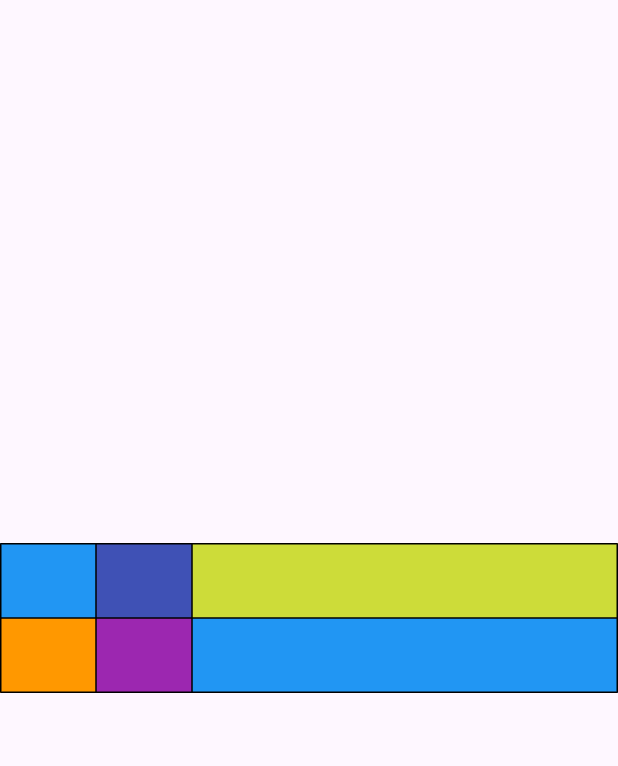
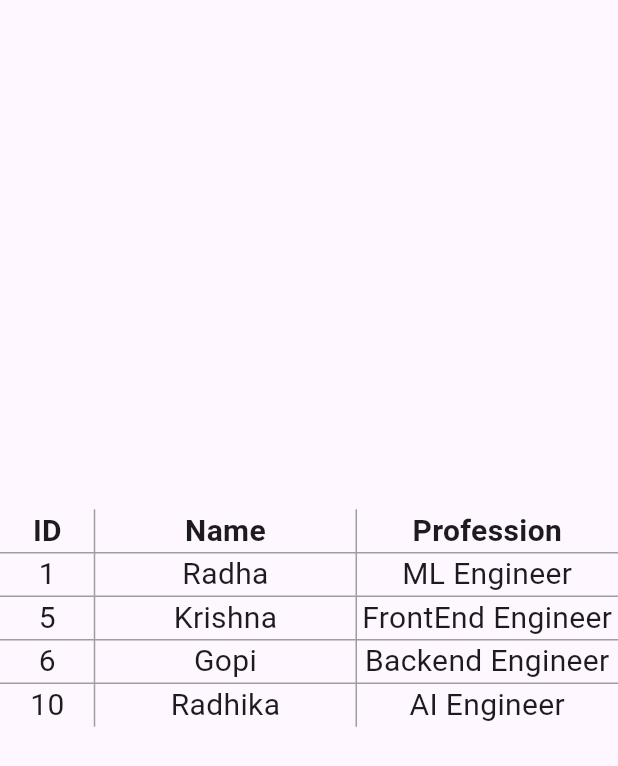
Before and after one commit to poojac-nt/Flutter_Training, a Flutter app: the TableExample screen opened directly, on a phone screen of 412 x 824 dp. Shown: the top 766 px of the screen. Run offline on Flutter 3.47's test engine with Material 3 defaults, Android fonts, the phone set to English and light mode, and no system bars.

Commit message:
more in table widget

```diff
--- a/lib/main.dart
+++ b/lib/main.dart
@@ -27,6 +27,6 @@ class MyApp extends StatelessWidget {
           colorScheme: ColorScheme.fromSeed(seedColor: Colors.deepPurple),
           useMaterial3: true,
         ),
-        home: const TransformExample());
+        home: const TableExample());
   }
 }
--- a/lib/widgets/layout/table_example.dart
+++ b/lib/widgets/layout/table_example.dart
@@ -8,41 +8,64 @@ class TableExample extends StatelessWidget {
     return Scaffold(
       body: Center(
         child: Table(
-          columnWidths: <int, TableColumnWidth>{
-            0: FixedColumnWidth(64),
-            1: FixedColumnWidth(64)
+          textBaseline: TextBaseline.alphabetic,
+          columnWidths: const <int, TableColumnWidth>{
+            0: FixedColumnWidth(63),
+            1: FlexColumnWidth(),
+            2: FlexColumnWidth()
           },
-          border: TableBorder.all(),
+          border: const TableBorder.symmetric(
+              inside: BorderSide(color: Colors.grey, width: 1)),
           defaultVerticalAlignment: TableCellVerticalAlignment.intrinsicHeight,
-          children: [
+          children: const [
             TableRow(children: [
-              Container(
-                color: Colors.blue,
-                height: 50,
+              Center(
+                child: Text(
+                  "ID",
+                  style: TextStyle(fontSize: 20, fontWeight: FontWeight.bold),
+                ),
               ),
               TableCell(
-                child: Container(
-                  color: Colors.indigo,
-                  height: 50,
+                child: Center(
+                  child: Text(
+                    "Name",
+                    style: TextStyle(fontSize: 20, fontWeight: FontWeight.bold),
+                  ),
                 ),
               ),
-              Container(
-                color: Colors.lime,
-                height: 50,
+              Center(
+                child: Text(
+                  "Profession",
+                  style: TextStyle(fontSize: 20, fontWeight: FontWeight.bold),
+                ),
               ),
             ]),
             TableRow(children: [
-              Container(
-                color: Colors.orange,
-                height: 50,
+              TableCenterWidget(data: "1"),
+              TableCenterWidget(data: "Radha"),
+              TableCenterWidget(
+                data: "ML Engineer",
               ),
-              Container(
-                color: Colors.purple,
-                height: 50,
+            ]),
+            TableRow(children: [
+              TableCenterWidget(data: "5"),
+              TableCenterWidget(data: "Krishna"),
+              TableCenterWidget(
+                data: "FrontEnd Engineer",
               ),
-              Container(
-                color: Colors.blue,
-                height: 50,
+            ]),
+            TableRow(children: [
+              TableCenterWidget(data: "6"),
+              TableCenterWidget(data: "Gopi"),
+              TableCenterWidget(
+                data: "Backend Engineer",
+              ),
+            ]),
+            TableRow(children: [
+              TableCenterWidget(data: "10"),
+              TableCenterWidget(data: "Radhika"),
+              TableCenterWidget(
+                data: "AI Engineer",
               ),
             ])
           ],
@@ -51,3 +74,21 @@ class TableExample extends StatelessWidget {
     );
   }
 }
+
+class TableCenterWidget extends StatelessWidget {
+  const TableCenterWidget({
+    super.key,
+    required this.data,
+  });
+
+  final String data;
+  @override
+  Widget build(BuildContext context) {
+    return Center(
+      child: Text(
+        data,
+        style: const TextStyle(fontSize: 20),
+      ),
+    );
+  }
+}
```
